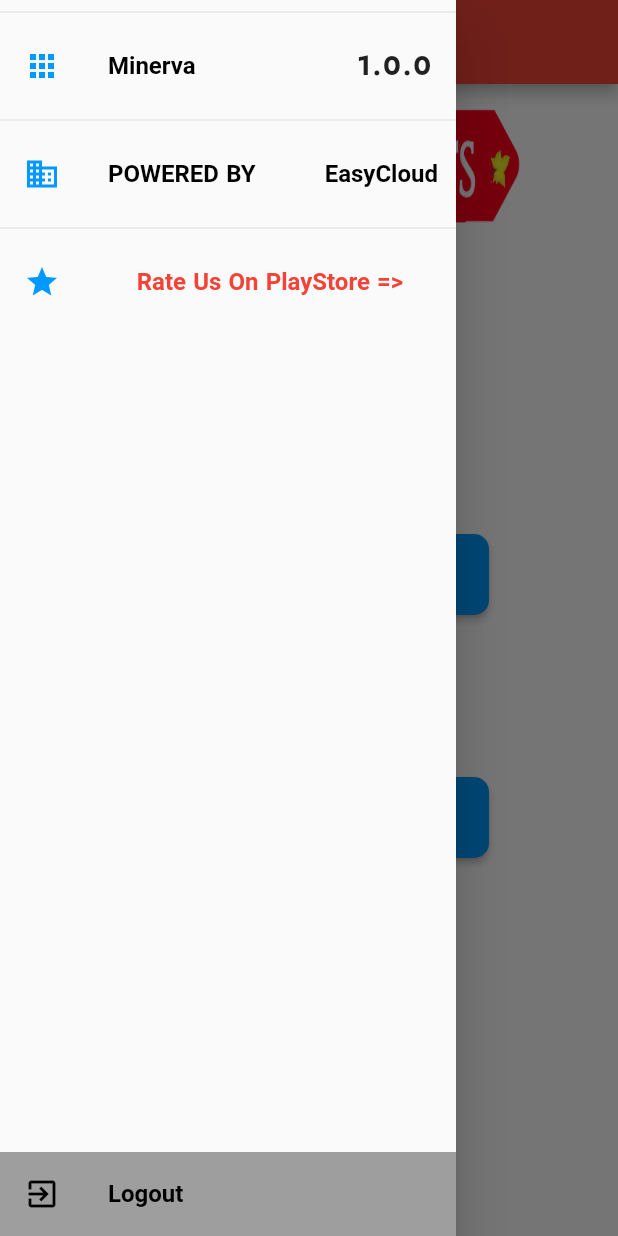
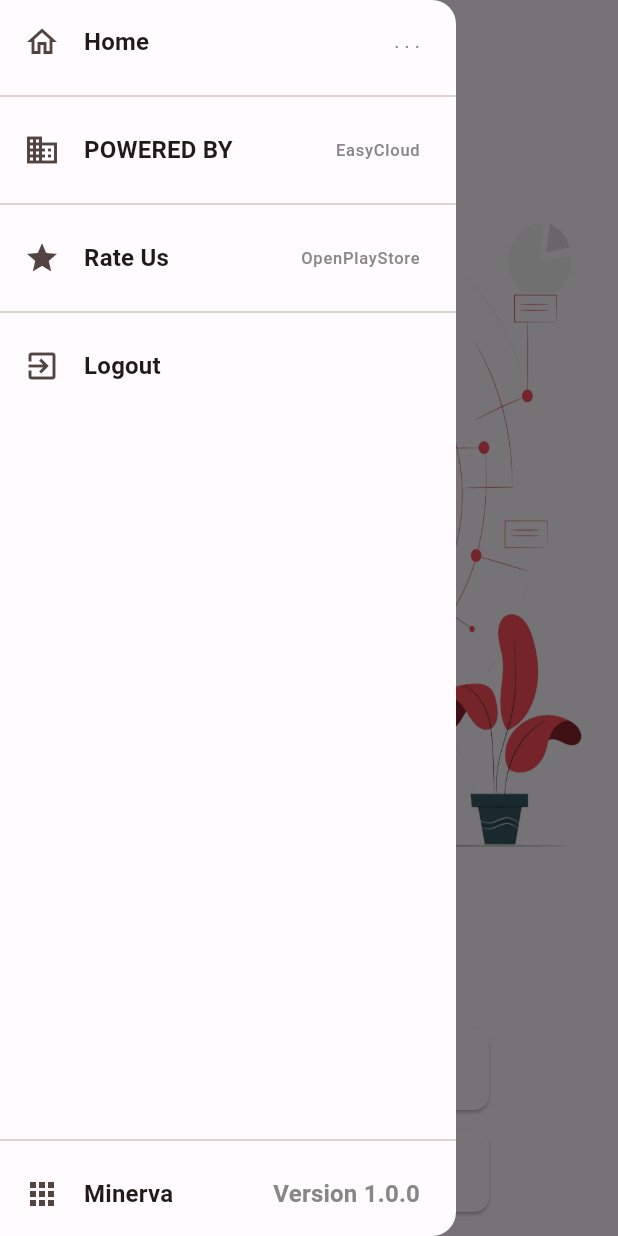
Before and after one commit to maheshgonela/minerva_Project, a Flutter app: the HomePage screen opened directly, with the side drawer open, on a phone screen of 412 x 824 dp. Run offline on Flutter 3.47's test engine with Material 2 defaults, Android fonts, the phone set to English and light mode, and no system bars; our stand-ins replace bloc, cloud_firestore, connectivity, dartz, firebase_core, firebase_crashlytics and 10 more; missing offline and left inert: barcode_scan2; accounts and stored records are empty.

Commit message:
temporary commit

```diff
--- a/lib/app_drawer.dart
+++ b/lib/app_drawer.dart
@@ -29,28 +29,93 @@ class AppDrawer extends StatelessWidget {
                     builder: (ctx, state) {
                       return state.map(
                           loading: (_) => const LoadingIndicator(),
-                          authStateAuthenticated: (_) => _buildUserInfoTile(
+                          authStateAuthenticated: (_) =>
+                              _buildUserAccountsDrawerHeader(
                                   sl.get<LoggedInUser>(), context),
                           authStateUnAuthenticated: (_) => Container(),
                           needAppUpdate: (_) => Container());
                     },
                   ),
-                  const Divider(),
                   ListTile(
+                      onTap: () => Navigator.pop(context),
                       title: Text(
-                      'Minerva',
+                        'Home',
                         style: GoogleFonts.istokWeb(
                             textStyle: Theme.of(context)
                                 .textTheme
                                 .titleMedium!
-                              .copyWith(
-                                  color: AppColors.darkText,
-                                  fontWeight: FontWeight.bold)),
+                                .copyWith(fontWeight: FontWeight.bold)),
                       ),
                       leading: const Icon(
+                        Icons.home_outlined,
+                      ),
+                      trailing: const Text(
+                        ". . .",
+                        style: TextStyle(
+                            color: Color.fromARGB(255, 136, 135, 133)),
+                      )),
+                  const Divider(),
+                  ListTile(
+                      onTap: () => _launchEasyCloud(),
+                      leading: const Icon(
+                        Icons.business,
+                      ),
+                      title: Text('POWERED BY',
+                          style: GoogleFonts.istokWeb(
+                              textStyle: Theme.of(context)
+                                  .textTheme
+                                  .titleMedium!
+                                  .copyWith(fontWeight: FontWeight.bold))),
+                      trailing: const Text(
+                        "EasyCloud",
+                        style: TextStyle(
+                            color: Color.fromARGB(255, 136, 135, 133)),
+                      )),
+                  const Divider(),
+                  ListTile(
+                      onTap: () => launchPlayStore(),
+                      leading: const Icon(
+                        Icons.star,
+                      ),
+                      title: Text('Rate Us',
+                          style: GoogleFonts.istokWeb(
+                              textStyle: Theme.of(context)
+                                  .textTheme
+                                  .titleMedium!
+                                  .copyWith(fontWeight: FontWeight.bold))),
+                      trailing: const Text(
+                        "OpenPlayStore",
+                        style: TextStyle(
+                            color: Color.fromARGB(255, 136, 135, 133)),
+                      )),
+                  const Divider(),
+                  ListTile(
+                    leading: const Icon(
+                      Icons.exit_to_app,
+                    ),
+                    title: Text('Logout',
+                        style: GoogleFonts.istokWeb(
+                            textStyle: Theme.of(context)
+                                .textTheme
+                                .titleMedium!
+                                .copyWith(fontWeight: FontWeight.bold))),
+                    onTap: () => BlocProvider.of<AuthBloc>(context)
+                        .add(const AuthEvent.signedOut()),
+                  ),
+                ],
+              ),
+            ),
+            const Divider(),
+            ListTile(
+              leading: const Icon(
                 Icons.apps,
-                      color: AppColors.raisedButtonColor,
               ),
+              title: Text('Minerva',
+                  style: GoogleFonts.istokWeb(
+                      textStyle: Theme.of(context)
+                          .textTheme
+                          .titleMedium!
+                          .copyWith(fontWeight: FontWeight.bold))),
               trailing: FutureBuilder<String?>(
                 future: _getAppVersion(),
                 builder: (ctx, snapshot) {
@@ -71,83 +136,19 @@ class AppDrawer extends StatelessWidget {
                       return loading;
                     case ConnectionState.done:
                       return Text(
-                              snapshot.data!,
-                              style:
-                                  const TextStyle(fontWeight: FontWeight.bold),
-                            );
-                        }
-                      },
-                    ),
-                  ),
-                  const Divider(),
-                  ListTile(
-                    contentPadding:
-                        const EdgeInsets.only(left: 16.0, right: 4.0),
-                    leading: const Icon(
-                      Icons.business,
-                      color: AppColors.raisedButtonColor,
-                    ),
-                    title: Text('Powered By'.toUpperCase(),
+                        " Version ${snapshot.data!}",
                         style: GoogleFonts.istokWeb(
                             textStyle: Theme.of(context)
                                 .textTheme
                                 .titleMedium!
                                 .copyWith(
-                                    color: AppColors.darkText,
-                                    fontWeight: FontWeight.bold))),
-                    trailing: InkWell(
-                      child: TextButton(
-                        onPressed: _launchEasyCloud,
-                        child: Text('EasyCloud',
-                            style: GoogleFonts.istokWeb(
-                                textStyle: Theme.of(context)
-                                    .textTheme
-                                    .titleMedium!
-                                    .copyWith(
-                                        color: AppColors.darkText,
-                                        fontWeight: FontWeight.bold))),
+                                    fontWeight: FontWeight.bold,
+                                    color: const Color.fromARGB(
+                                        255, 136, 135, 133))),
+                      );
+                  }
+                },
               ),
-                    ),
-                  ),
-                  const Divider(),
-                  ListTile(
-                      leading: const Icon(
-                        Icons.star,
-                        color: AppColors.raisedButtonColor,
-                      ),
-                      title: TextButton(
-                        child: Text(
-                          'Rate Us On PlayStore =>',
-                          style: GoogleFonts.istokWeb(
-                              textStyle: Theme.of(context)
-                                  .textTheme
-                                  .titleMedium!
-                                  .copyWith(
-                                      color: AppColors.redColor,
-                                      fontWeight: FontWeight.bold)),
-                        ),
-                        onPressed: () => launchPlayStore(),
-                      )
-
-                      ),
-                ],
-              ),
-            ),
-            ListTile(
-              tileColor: Colors.grey,
-              leading: const Icon(Icons.exit_to_app, color:AppColors.darkText ),
-              title: Text(
-                'Logout',
-                style: GoogleFonts.istokWeb(
-                              textStyle: Theme.of(context)
-                                  .textTheme
-                                  .titleMedium!
-                                  .copyWith(
-                                      color: AppColors.darkText,
-                                      fontWeight: FontWeight.bold))
-              ),
-              onTap: () => BlocProvider.of<AuthBloc>(context)
-                  .add(const AuthEvent.signedOut()),
             ),
           ],
         ),
@@ -155,25 +156,34 @@ class AppDrawer extends StatelessWidget {
     );
   }
 
-  Widget _buildUserInfoTile(LoggedInUser user, BuildContext context) {
-    return Container(
-      margin: const EdgeInsets.only(right: 12.0),
-      child: ListTile(
-        contentPadding: const EdgeInsets.only(left: 16.0, right: 4.0),
-        leading: const Icon(
-          Icons.person_pin,
-          color: AppColors.raisedButtonColor,
+  Widget _buildUserAccountsDrawerHeader(
+      LoggedInUser user, BuildContext context) {
+    return UserAccountsDrawerHeader(
+      currentAccountPicture: CircleAvatar(
+        child: Text(
+          user.name.characters.first,
+          style: const TextStyle(
+            fontSize: 40,
+            fontWeight: FontWeight.bold,
           ),
-        title: Text(user.name,
+        ),
+      ),
+      accountEmail: Text(user.name,
           style: GoogleFonts.istokWeb(
-                textStyle: Theme.of(context).textTheme.titleMedium!.copyWith(
-                    color: AppColors.darkText, fontWeight: FontWeight.bold))),
-        subtitle: Text(
-          user.organizationName,
+              textStyle: Theme.of(context)
+                  .textTheme
+                  .titleMedium!
+                  .copyWith(fontWeight: FontWeight.bold, fontSize: 26))),
+      accountName: Padding(
+        padding: const EdgeInsets.only(
+          top: 34,
+        ),
+        child: Text('Minerva Sweets',
             style: GoogleFonts.istokWeb(
-              textStyle: Theme.of(context).textTheme.titleSmall!.copyWith(
-                  color: AppColors.darkText, fontWeight: FontWeight.bold)),
-        ),
+                textStyle: Theme.of(context)
+                    .textTheme
+                    .titleMedium!
+                    .copyWith(fontWeight: FontWeight.bold, fontSize: 16))),
       ),
     );
   }
@@ -192,3 +202,83 @@ class AppDrawer extends StatelessWidget {
     }
   }
 }
+
+
+//  return Drawer(
+//       child: ListView(
+//         padding: EdgeInsets.zero,
+//         children: <Widget>[
+//           UserAccountsDrawerHeader(
+//             decoration: BoxDecoration(color: Color.fromARGB(255, 8, 8, 8)),
+//             accountName: Text('Easy Cloud'),
+//             accountEmail: Text(
+//               user!.email!,
+//               style: Theme.of(context).textTheme.bodyMedium!.copyWith(
+//                     fontSize: 21,
+//                     color: Colors.white,
+//                   ),
+//             ),
+//             currentAccountPicture: CircleAvatar(
+//               backgroundImage: NetworkImage(
+//                   'https://png.pngtree.com/element_our/sm/20180410/sm_5acd1797b5783.jpg'),
+//             ),
+//           ),
+//           Divider(),
+//           ListTile(
+//             leading: Icon(Icons.home_outlined),
+//             title: Text('HOME'),
+//             onTap: () {
+//               Navigator.pop(context);
+//             },
+//           ),
+//           Divider(),
+//           ListTile(
+//             leading: Icon(Icons.corporate_fare),
+//             title: Text('POWERED BY'),
+//             trailing: Text(
+//               "Easy cloud",
+//               style: TextStyle(color: Color.fromARGB(255, 136, 135, 133)),
+//             ),
+//             onTap: () async {
+//               // ignore: deprecated_member_use
+//               await launch('https://easycloud.in/');
+//             },
+//           ),
+//           Divider(),
+//           ListTile(
+//             leading: Icon(Icons.star),
+//             title: Text('Rate Us'),
+//             trailing: Text(
+//               "OpenPlayStore",
+//               style: TextStyle(color: Color.fromARGB(255, 136, 135, 133)),
+//             ),
+//             onTap: () async {
+//               // ignore: deprecated_member_use
+//               await launch(
+//                   'https://play.google.com/store/apps/details?id=in.easycloud.mealmaven&pli=1');
+//             },
+//           ),
+//           // Divider(),
+//           // ListTile(
+//           //   leading: Icon(Icons.settings),
+//           //   title: Text('Settings'),
+//           //   onTap: () {
+
+//           //      Navigator.pop(context);
+//           //   },
+//           // ),
+//           Divider(),
+//           ListTile(
+//             leading: Icon(Icons.logout),
+//             title: Text(
+//               'logout',
+//               style: TextStyle(color: Color.fromARGB(255, 1, 0, 0)),
+//             ),
+//             onTap: () async {
+//               await FirebaseAuth.instance.signOut();
+//             },
+//           ),
+//           Divider(),
+//         ],
+//       ),
+//     );
--- a/lib/features/rtv/presentation/screens/shipment_list_screen.dart
+++ b/lib/features/rtv/presentation/screens/shipment_list_screen.dart
@@ -22,13 +22,11 @@ class ShipmentListScreen extends StatelessWidget {
               textStyle: Theme.of(context)
                   .textTheme
                   .titleLarge!
-                  .copyWith(color: AppColors.darkText, fontWeight: FontWeight.bold)),
+                  .copyWith(fontWeight: FontWeight.bold)),
         ),
         iconTheme: const IconThemeData(
-          size: 30
-          , color: AppColors.darkText
+          size: 30,
         ),
-        backgroundColor: AppColors.appBarBgColor,
       ),
       body: BlocBuilder<FetchShipmentBloc, FetchShipmentState>(
         builder: (ctx, state) {
--- a/lib/features/sign_in/presentation/screen/sign_in_screen.dart
+++ b/lib/features/sign_in/presentation/screen/sign_in_screen.dart
@@ -16,7 +16,6 @@ class SignInScreenState extends State<SignInScreen> {
   @override
   Widget build(BuildContext context) {
     return Scaffold(
-      backgroundColor: AppColors.scaffoldBgColor,
       body: BlocListener<SignInBloc, SignInState>(
         listener: (BuildContext ctx, state) {
           state.maybeWhen(
--- a/lib/home_page.dart
+++ b/lib/home_page.dart
@@ -1,5 +1,6 @@
 import 'package:flutter/material.dart';
 import 'package:flutter_bloc/flutter_bloc.dart';
+import 'package:google_fonts/google_fonts.dart';
 import 'package:minerva/app_drawer.dart';
 import 'package:minerva/constants.dart';
 import 'package:minerva/design/colors.dart';
@@ -15,6 +16,7 @@ class HomePage extends StatefulWidget {
   const HomePage({Key? key}) : super(key: key);
 
   @override
+  // ignore: library_private_types_in_public_api
   _HomePageState createState() => _HomePageState();
 }
 
@@ -22,35 +24,80 @@ class _HomePageState extends State<HomePage> {
   @override
   Widget build(BuildContext context) {
     return Scaffold(
-      backgroundColor: AppColors.scaffoldBgColor,
+      // backgroundColor: AppColors.scaffoldBgColor,
       drawer: const AppDrawer(),
-      appBar: AppBar(),
+      appBar: AppBar(
+        leading: Builder(
+          builder: (BuildContext context) {
+            return IconButton(
+              icon: const Icon(
+                size: 32,
+                Icons.menu_rounded,
+              ),
+              onPressed: () {
+                Scaffold.of(context).openDrawer();
+              },
+            );
+          },
+        ),
+      ),
       body: SafeArea(
         child: _buildMobileLayout(context),
+      ),
+      bottomNavigationBar: BottomAppBar(
+        padding: const EdgeInsets.all(0),
+        height: 154,
+        child: _buildMobileLayoutBtns(context),
       ),
     );
   }
 
-  SingleChildScrollView _buildMobileLayout(BuildContext context) {
-    return SingleChildScrollView(
-      child: Center(
-        child: Column(
-          crossAxisAlignment: CrossAxisAlignment.center,
-          children: [
-            Image.asset(
-            'assets/images/minervalogo.png',
+  Center _buildMobileLayout(BuildContext context) {
+    return Center(
+      child: Column(
+        crossAxisAlignment: CrossAxisAlignment.start,
+        //alignment: AlignmentDirectional.center,
+        children: [
+          Padding(
+            padding: const EdgeInsets.only(left: 15),
+            child: Text(
+              'Home... ',
+              style: GoogleFonts.istokWeb(
+                textStyle: Theme.of(context).textTheme.headlineSmall!.copyWith(
+                      fontWeight: FontWeight.bold,
+                      fontSize: 33,
+                      letterSpacing: 1,
+                    ),
+              ),
+            ),
+          ),
+          Image.asset(
+            'assets/images/home_page_img_without_bg.png',
             alignment: Alignment.topCenter,
             fit: BoxFit.fill,
-            height: 200,
-            width: 300,
+            height: 496,
+            width: double.maxFinite,
           ),
-            const SizedBox(height: 100),
+        ],
+      ),
+    );
+  }
 
-            _createGRN(context),
-            const SizedBox(height: 100),
-            _createIndent(context, Constants.sweetsSection),
-          ],
-        ),
+  _buildMobileLayoutBtns(BuildContext context) {
+    return Expanded(
+      child: Column(
+        mainAxisAlignment: MainAxisAlignment.center,
+        crossAxisAlignment: CrossAxisAlignment.center,
+        children: [
+          const SizedBox(
+            height: 8,
+          ),
+          _createGRN(context),
+          const SizedBox(
+            height: 6,
+          ),
+          _createIndent(context, Constants.sweetsSection),
+        ],
       ),
     );
   }
--- a/lib/widgets/minerva_button.dart
+++ b/lib/widgets/minerva_button.dart
@@ -39,9 +39,6 @@ class _MinervaButton extends State<MinervaButton> {
               borderRadius: BorderRadius.circular(10),
             ),
           ),
-          backgroundColor: MaterialStateProperty.all<Color>(
-            widget.color ?? AppColors.raisedButtonColor,
-          ),
         ),
         child: Row(
           mainAxisSize: MainAxisSize.max,
@@ -51,7 +48,6 @@ class _MinervaButton extends State<MinervaButton> {
               Icon(
                 widget.prefixIcon,
                 size: 20,
-                color: Colors.white,
               ),
               const SizedBox(
                 width: 10,
@@ -63,7 +59,7 @@ class _MinervaButton extends State<MinervaButton> {
                 textStyle: Theme.of(context)
                     .textTheme
                     .titleLarge!
-                    .copyWith(color: Colors.white, fontWeight: FontWeight.bold)
+                    .copyWith(fontWeight: FontWeight.bold)
                     .copyWith(
                       fontSize: 16,
                     ),
@@ -75,7 +71,6 @@ class _MinervaButton extends State<MinervaButton> {
                 child: Icon(
                   widget.suffixIcon,
                   size: 30,
-                  color: Colors.white,
                 ),
               ),
             ],
```
Also changed, not shown: lib/app.dart (+48 -46 lines), lib/design/styles.dart (+13 -5 lines), lib/features/sign_in/presentation/screen/mobile_sign_in_screen.dart (+25 -24 lines), lib/splash_screen.dart (+5 -2 lines), lib/widgets/minerva_textfield.dart (+11 -5 lines), assets/images/home_page_img_with_bg.jpg (added), assets/images/home_page_img_without_bg.png (added), assets/images/minervalogo_with_bg.png (renamed from assets/images/minervalogo.png), assets/images/minervalogo_without_bg.png (added), lib/design/color_schemes.g.dart (added). Lines whose indentation alone changed are shown as unchanged.
